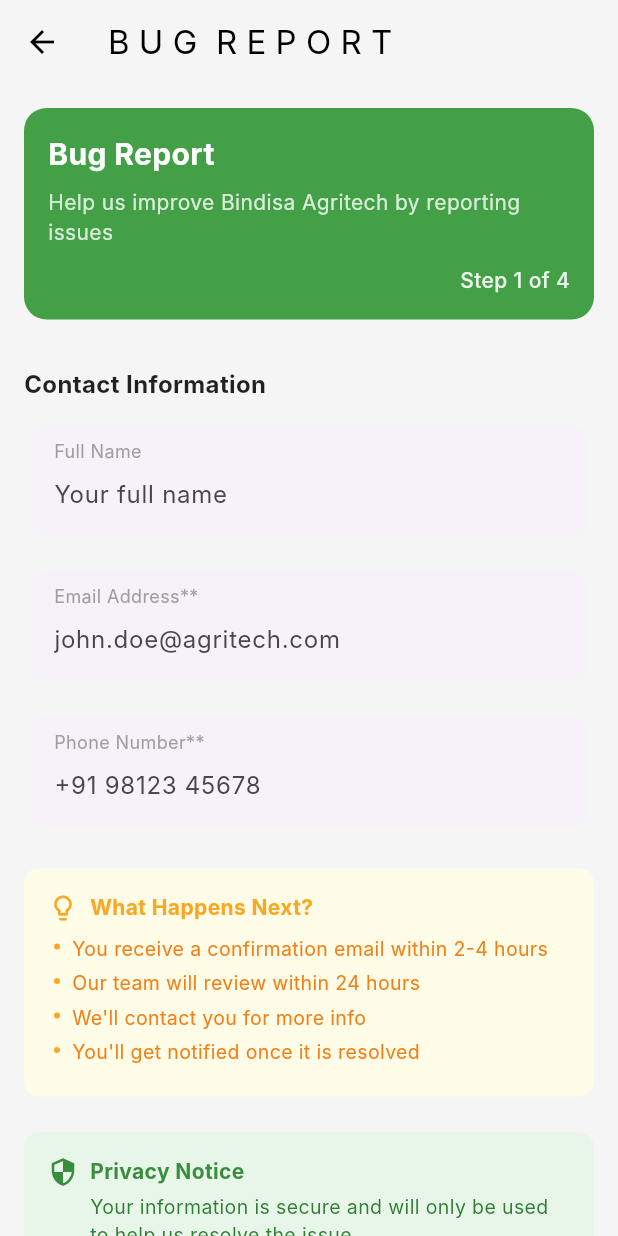
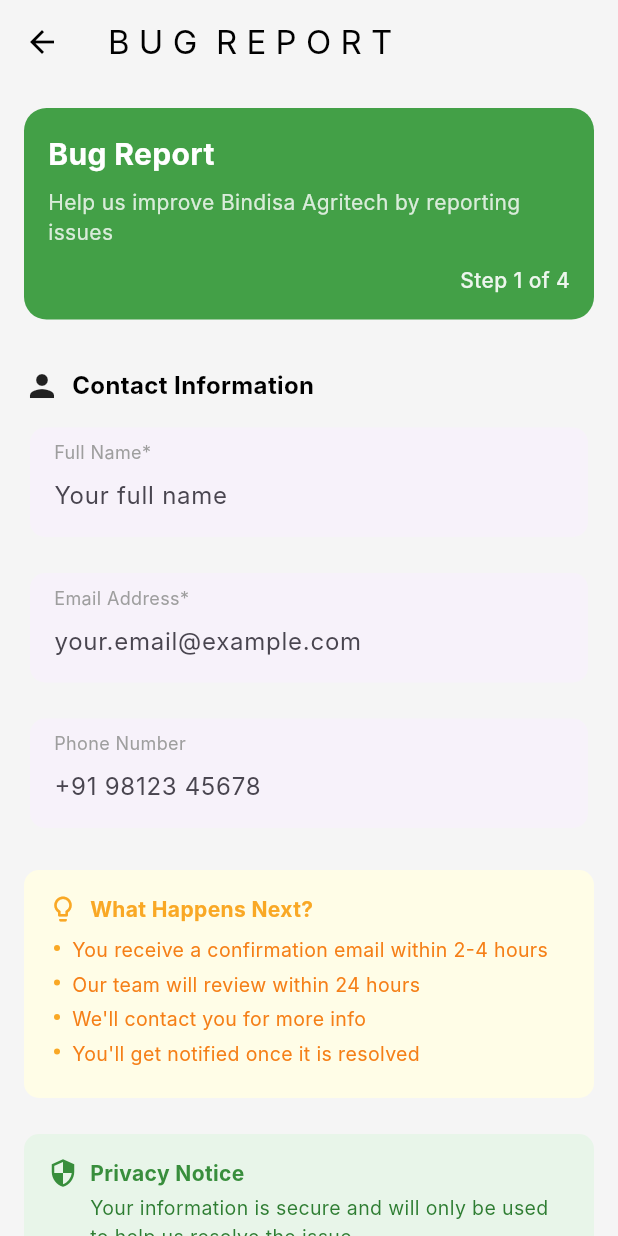
Before and after one commit to CLS11/bindisa-agritech, a Flutter app: the BugReportMainScreen screen opened directly, swiped to page 4, on a phone screen of 412 x 824 dp. Run offline on Flutter 3.47's test engine with Material 3 defaults, Android fonts, the phone set to English and light mode, and no system bars; our stand-ins replace equatable, flutter_bloc, image_picker; Roboto replaces fonts that are missing (Inter).

Commit message:
Added icons and changed some styling.

```diff
--- a/lib/screens/bug_report_contact_information_step.dart
+++ b/lib/screens/bug_report_contact_information_step.dart
@@ -92,22 +92,22 @@
             controller: _fullNameController,
             label: 'Full Name',
             hintText: 'Your full name',
+            isRequired: true,
           ),
           const SizedBox(height: 16),
           _buildTextFieldCard(
             controller: _emailAddressController,
-            label: 'Email Address*',
-            hintText: 'john.doe@agritech.com',
+            label: 'Email Address',
+            hintText: 'your.email@example.com',
             keyboardType: TextInputType.emailAddress,
             isRequired: true,
           ),
           const SizedBox(height: 16),
           _buildTextFieldCard(
             controller: _phoneNumberController,
-            label: 'Phone Number*',
+            label: 'Phone Number',
             hintText: '+91 98123 45678',
             keyboardType: TextInputType.phone,
-            isRequired: true,
           ),
           const SizedBox(height: 24),
           _buildWhatHappensNext(),
@@ -181,13 +181,23 @@
   Widget _buildSectionTitle(String title) {
     return Padding(
       padding: const EdgeInsets.only(bottom: 12),
-      child: Text(
-        title,
-        style: const TextStyle(
-          fontSize: 16,
-          fontWeight: FontWeight.bold,
-          color: Colors.black87,
-        ),
+      child: Row(
+        children: [
+          const Icon(
+            Icons.person,
+          ),
+          const SizedBox(
+            width: 8,
+          ),
+          Text(
+            title,
+            style: const TextStyle(
+              fontSize: 16,
+              fontWeight: FontWeight.bold,
+              color: Color.fromARGB(255, 0, 0, 0),
+            ),
+          ),
+        ],
       ),
     );
   }
```
